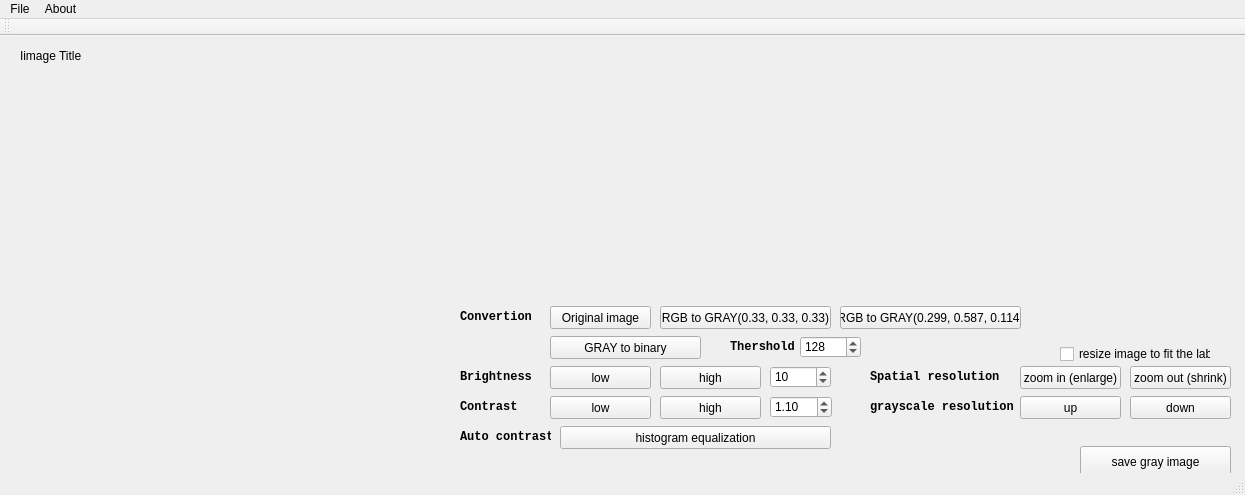
r05522814/Image_processing, file mainwindow.ui: the form before one commit.
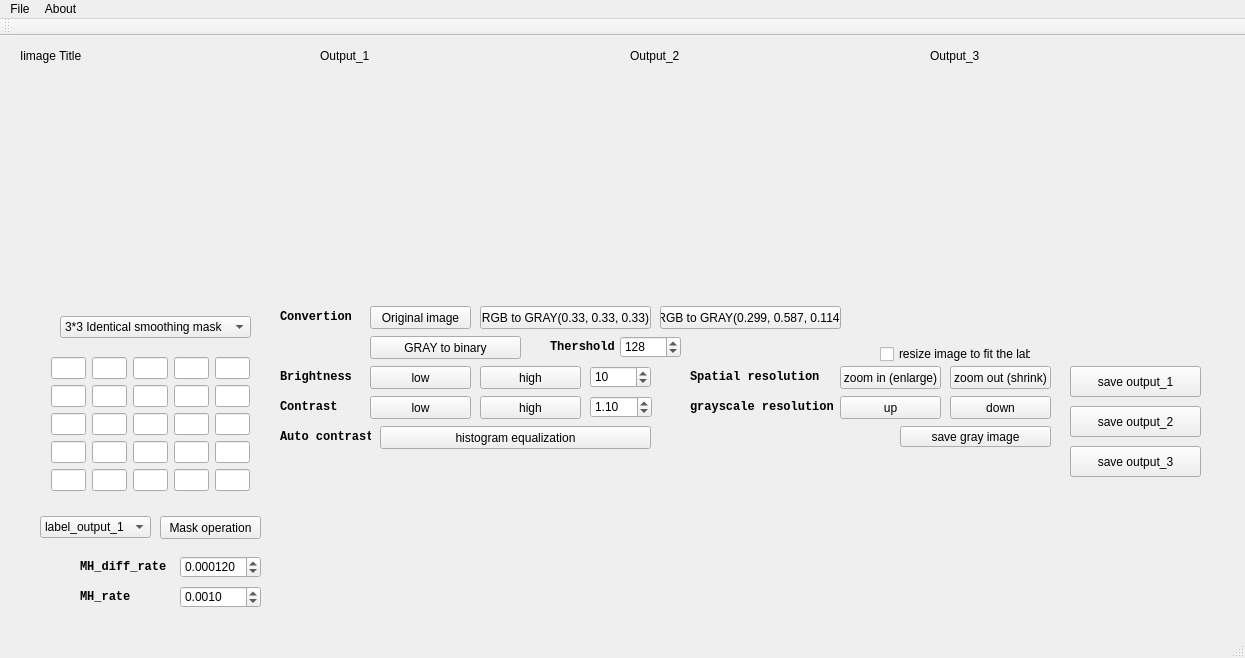
The form after the commit.

```diff
--- a/mainwindow.ui
+++ b/mainwindow.ui
@@ -7,7 +7,7 @@
     <x>0</x>
     <y>0</y>
     <width>1245</width>
-    <height>495</height>
+    <height>658</height>
    </rect>
   </property>
   <property name="windowTitle">
@@ -17,10 +17,10 @@
    <widget class="QLabel" name="label">
     <property name="geometry">
      <rect>
-      <x>10</x>
+      <x>20</x>
       <y>30</y>
-      <width>431</width>
-      <height>411</height>
+      <width>291</width>
+      <height>231</height>
      </rect>
     </property>
     <property name="text">
@@ -30,18 +30,22 @@
    <widget class="QWidget" name="horizontalLayoutWidget">
     <property name="geometry">
      <rect>
-      <x>460</x>
-      <y>20</y>
+      <x>280</x>
+      <y>420</y>
       <width>771</width>
-      <height>231</height>
+      <height>181</height>
      </rect>
     </property>
-    <layout class="QHBoxLayout" name="horizontalLayout"/>
+    <layout class="QHBoxLayout" name="horizontalLayout">
+     <property name="spacing">
+      <number>6</number>
+     </property>
+    </layout>
    </widget>
    <widget class="QPushButton" name="pushButton_add_constant">
     <property name="geometry">
      <rect>
-      <x>660</x>
+      <x>480</x>
       <y>330</y>
       <width>101</width>
       <height>23</height>
@@ -54,7 +58,7 @@
    <widget class="QPushButton" name="pushButton_multiply_constant">
     <property name="geometry">
      <rect>
-      <x>660</x>
+      <x>480</x>
       <y>360</y>
       <width>101</width>
       <height>23</height>
@@ -67,7 +71,7 @@
    <widget class="QPushButton" name="pushButton_histogram_equ">
     <property name="geometry">
      <rect>
-      <x>560</x>
+      <x>380</x>
       <y>390</y>
       <width>271</width>
       <height>23</height>
@@ -80,7 +84,7 @@
    <widget class="QPushButton" name="pushButton_RGBtoGRAY_1">
     <property name="geometry">
      <rect>
-      <x>660</x>
+      <x>480</x>
       <y>270</y>
       <width>171</width>
       <height>23</height>
@@ -93,10 +97,10 @@
    <widget class="QPushButton" name="pushButton_save_file">
     <property name="geometry">
      <rect>
-      <x>1080</x>
-      <y>410</y>
+      <x>900</x>
+      <y>390</y>
       <width>151</width>
-      <height>31</height>
+      <height>21</height>
      </rect>
     </property>
     <property name="text">
@@ -106,7 +110,7 @@
    <widget class="QLabel" name="label_2">
     <property name="geometry">
      <rect>
-      <x>460</x>
+      <x>280</x>
       <y>330</y>
       <width>71</width>
       <height>21</height>
@@ -126,7 +130,7 @@
    <widget class="QLabel" name="label_3">
     <property name="geometry">
      <rect>
-      <x>460</x>
+      <x>280</x>
       <y>360</y>
       <width>71</width>
       <height>21</height>
@@ -146,7 +150,7 @@
    <widget class="QLabel" name="label_4">
     <property name="geometry">
      <rect>
-      <x>460</x>
+      <x>280</x>
       <y>390</y>
       <width>91</width>
       <height>21</height>
@@ -166,7 +170,7 @@
    <widget class="QLabel" name="label_5">
     <property name="geometry">
      <rect>
-      <x>460</x>
+      <x>280</x>
       <y>270</y>
       <width>81</width>
       <height>21</height>
@@ -186,7 +190,7 @@
    <widget class="QPushButton" name="pushButton_subtract_constant">
     <property name="geometry">
      <rect>
-      <x>550</x>
+      <x>370</x>
       <y>330</y>
       <width>101</width>
       <height>23</height>
@@ -199,7 +203,7 @@
    <widget class="QPushButton" name="pushButton_devide_constant_">
     <property name="geometry">
      <rect>
-      <x>550</x>
+      <x>370</x>
       <y>360</y>
       <width>101</width>
       <height>23</height>
@@ -214,7 +218,7 @@
      <rect>
       <x>20</x>
       <y>10</y>
-      <width>411</width>
+      <width>241</width>
       <height>20</height>
      </rect>
     </property>
@@ -228,7 +232,7 @@
    <widget class="QSpinBox" name="brightness_factor">
     <property name="geometry">
      <rect>
-      <x>770</x>
+      <x>590</x>
       <y>330</y>
       <width>61</width>
       <height>22</height>
@@ -250,7 +254,7 @@
    <widget class="QDoubleSpinBox" name="contract_factor">
     <property name="geometry">
      <rect>
-      <x>770</x>
+      <x>590</x>
       <y>360</y>
       <width>62</width>
       <height>22</height>
@@ -272,7 +276,7 @@
    <widget class="QPushButton" name="pushButton_RGBtoGRAY_2">
     <property name="geometry">
      <rect>
-      <x>840</x>
+      <x>660</x>
       <y>270</y>
       <width>181</width>
       <height>23</height>
@@ -285,7 +289,7 @@
    <widget class="QPushButton" name="pushButton_GRAY2binary">
     <property name="geometry">
      <rect>
-      <x>550</x>
+      <x>370</x>
       <y>300</y>
       <width>151</width>
       <height>23</height>
@@ -298,7 +302,7 @@
    <widget class="QSpinBox" name="threshold_value">
     <property name="geometry">
      <rect>
-      <x>800</x>
+      <x>620</x>
       <y>300</y>
       <width>61</width>
       <height>22</height>
@@ -320,7 +324,7 @@
    <widget class="QLabel" name="label_6">
     <property name="geometry">
      <rect>
-      <x>730</x>
+      <x>550</x>
       <y>300</y>
       <width>71</width>
       <height>21</height>
@@ -340,7 +344,7 @@
    <widget class="QPushButton" name="pushButton_original">
     <property name="geometry">
      <rect>
-      <x>550</x>
+      <x>370</x>
       <y>270</y>
       <width>101</width>
       <height>23</height>
@@ -353,7 +357,7 @@
    <widget class="QLabel" name="label_7">
     <property name="geometry">
      <rect>
-      <x>870</x>
+      <x>690</x>
       <y>330</y>
       <width>131</width>
       <height>21</height>
@@ -373,7 +377,7 @@
    <widget class="QLabel" name="label_8">
     <property name="geometry">
      <rect>
-      <x>870</x>
+      <x>690</x>
       <y>360</y>
       <width>151</width>
       <height>21</height>
@@ -393,7 +397,7 @@
    <widget class="QPushButton" name="pushButton_zoom_in">
     <property name="geometry">
      <rect>
-      <x>1020</x>
+      <x>840</x>
       <y>330</y>
       <width>101</width>
       <height>23</height>
@@ -406,7 +410,7 @@
    <widget class="QPushButton" name="pushButton_zoom_out">
     <property name="geometry">
      <rect>
-      <x>1130</x>
+      <x>950</x>
       <y>330</y>
       <width>101</width>
       <height>23</height>
@@ -419,7 +423,7 @@
    <widget class="QPushButton" name="pushButton_grayscale_up">
     <property name="geometry">
      <rect>
-      <x>1020</x>
+      <x>840</x>
       <y>360</y>
       <width>101</width>
       <height>23</height>
@@ -432,7 +436,7 @@
    <widget class="QPushButton" name="pushButton_grayscale_down">
     <property name="geometry">
      <rect>
-      <x>1130</x>
+      <x>950</x>
       <y>360</y>
       <width>101</width>
       <height>23</height>
@@ -445,7 +449,7 @@
    <widget class="QCheckBox" name="checkBox_resize">
     <property name="geometry">
      <rect>
-      <x>1060</x>
+      <x>880</x>
       <y>310</y>
       <width>151</width>
       <height>16</height>
@@ -455,6 +459,410 @@
      <string>resize image to fit the label</string>
     </property>
    </widget>
+   <widget class="QLabel" name="label_output_1">
+    <property name="geometry">
+     <rect>
+      <x>320</x>
+      <y>30</y>
+      <width>291</width>
+      <height>231</height>
+     </rect>
+    </property>
+    <property name="text">
+     <string/>
+    </property>
+   </widget>
+   <widget class="QLabel" name="label_output_2">
+    <property name="geometry">
+     <rect>
+      <x>620</x>
+      <y>30</y>
+      <width>291</width>
+      <height>231</height>
+     </rect>
+    </property>
+    <property name="text">
+     <string/>
+    </property>
+   </widget>
+   <widget class="QWidget" name="gridLayoutWidget">
+    <property name="geometry">
+     <rect>
+      <x>40</x>
+      <y>310</y>
+      <width>221</width>
+      <height>161</height>
+     </rect>
+    </property>
+    <layout class="QGridLayout" name="gridLayout">
+     <item row="1" column="2">
+      <widget class="QLineEdit" name="N23"/>
+     </item>
+     <item row="2" column="0">
+      <widget class="QLineEdit" name="N31"/>
+     </item>
+     <item row="2" column="3">
+      <widget class="QLineEdit" name="N34"/>
+     </item>
+     <item row="2" column="4">
+      <widget class="QLineEdit" name="N35"/>
+     </item>
+     <item row="3" column="1">
+      <widget class="QLineEdit" name="N42"/>
+     </item>
+     <item row="3" column="0">
+      <widget class="QLineEdit" name="N41"/>
+     </item>
+     <item row="3" column="2">
+      <widget class="QLineEdit" name="N43"/>
+     </item>
+     <item row="3" column="4">
+      <widget class="QLineEdit" name="N45"/>
+     </item>
+     <item row="3" column="3">
+      <widget class="QLineEdit" name="N44"/>
+     </item>
+     <item row="0" column="0">
+      <widget class="QLineEdit" name="N11">
+       <property name="text">
+        <string/>
+       </property>
+      </widget>
+     </item>
+     <item row="1" column="1">
+      <widget class="QLineEdit" name="N22"/>
+     </item>
+     <item row="0" column="4">
+      <widget class="QLineEdit" name="N15"/>
+     </item>
+     <item row="0" column="3">
+      <widget class="QLineEdit" name="N14"/>
+     </item>
+     <item row="1" column="0">
+      <widget class="QLineEdit" name="N21"/>
+     </item>
+     <item row="0" column="2">
+      <widget class="QLineEdit" name="N13"/>
+     </item>
+     <item row="0" column="1">
+      <widget class="QLineEdit" name="N12"/>
+     </item>
+     <item row="1" column="3">
+      <widget class="QLineEdit" name="N24"/>
+     </item>
+     <item row="1" column="4">
+      <widget class="QLineEdit" name="N25"/>
+     </item>
+     <item row="2" column="1">
+      <widget class="QLineEdit" name="N32">
+       <property name="text">
+        <string/>
+       </property>
+      </widget>
+     </item>
+     <item row="2" column="2">
+      <widget class="QLineEdit" name="N33"/>
+     </item>
+     <item row="4" column="0">
+      <widget class="QLineEdit" name="N51"/>
+     </item>
+     <item row="4" column="1">
+      <widget class="QLineEdit" name="N52"/>
+     </item>
+     <item row="4" column="2">
+      <widget class="QLineEdit" name="N53"/>
+     </item>
+     <item row="4" column="3">
+      <widget class="QLineEdit" name="N54"/>
+     </item>
+     <item row="4" column="4">
+      <widget class="QLineEdit" name="N55"/>
+     </item>
+    </layout>
+   </widget>
+   <widget class="QComboBox" name="comboBox">
+    <property name="geometry">
+     <rect>
+      <x>60</x>
+      <y>280</y>
+      <width>191</width>
+      <height>22</height>
+     </rect>
+    </property>
+    <item>
+     <property name="text">
+      <string>3*3 Identical smoothing mask</string>
+     </property>
+    </item>
+    <item>
+     <property name="text">
+      <string>5*5 Identical smoothing mask</string>
+     </property>
+    </item>
+    <item>
+     <property name="text">
+      <string>3*3 Order-statistics Filters</string>
+     </property>
+    </item>
+    <item>
+     <property name="text">
+      <string>5*5 Guassian filter</string>
+     </property>
+    </item>
+    <item>
+     <property name="text">
+      <string>3*3 Laplacian</string>
+     </property>
+    </item>
+    <item>
+     <property name="text">
+      <string>3*3 Sobel</string>
+     </property>
+    </item>
+    <item>
+     <property name="text">
+      <string>3*3 Scharr</string>
+     </property>
+    </item>
+    <item>
+     <property name="text">
+      <string>Laplacian of guassian (strengthen)</string>
+     </property>
+    </item>
+    <item>
+     <property name="text">
+      <string>Marr-Hildreth edge detection</string>
+     </property>
+    </item>
+   </widget>
+   <widget class="QPushButton" name="pushButton_mask_operation">
+    <property name="geometry">
+     <rect>
+      <x>160</x>
+      <y>480</y>
+      <width>101</width>
+      <height>23</height>
+     </rect>
+    </property>
+    <property name="text">
+     <string>Mask operation</string>
+    </property>
+   </widget>
+   <widget class="QLabel" name="label_output_1_image_title">
+    <property name="geometry">
+     <rect>
+      <x>320</x>
+      <y>10</y>
+      <width>241</width>
+      <height>20</height>
+     </rect>
+    </property>
+    <property name="layoutDirection">
+     <enum>Qt::LeftToRight</enum>
+    </property>
+    <property name="text">
+     <string>Output_1</string>
+    </property>
+   </widget>
+   <widget class="QDoubleSpinBox" name="MH_diff_rate">
+    <property name="geometry">
+     <rect>
+      <x>180</x>
+      <y>520</y>
+      <width>81</width>
+      <height>22</height>
+     </rect>
+    </property>
+    <property name="decimals">
+     <number>6</number>
+    </property>
+    <property name="minimum">
+     <double>0.000010000000000</double>
+    </property>
+    <property name="maximum">
+     <double>0.100000000000000</double>
+    </property>
+    <property name="singleStep">
+     <double>0.000005000000000</double>
+    </property>
+    <property name="value">
+     <double>0.000120000000000</double>
+    </property>
+   </widget>
+   <widget class="QDoubleSpinBox" name="MH_rate">
+    <property name="geometry">
+     <rect>
+      <x>180</x>
+      <y>550</y>
+      <width>81</width>
+      <height>22</height>
+     </rect>
+    </property>
+    <property name="decimals">
+     <number>4</number>
+    </property>
+    <property name="minimum">
+     <double>0.000100000000000</double>
+    </property>
+    <property name="maximum">
+     <double>0.100000000000000</double>
+    </property>
+    <property name="singleStep">
+     <double>0.001000000000000</double>
+    </property>
+    <property name="value">
+     <double>0.001000000000000</double>
+    </property>
+   </widget>
+   <widget class="QLabel" name="label_9">
+    <property name="geometry">
+     <rect>
+      <x>80</x>
+      <y>520</y>
+      <width>91</width>
+      <height>21</height>
+     </rect>
+    </property>
+    <property name="font">
+     <font>
+      <family>Consolas</family>
+      <weight>75</weight>
+      <bold>true</bold>
+     </font>
+    </property>
+    <property name="text">
+     <string>MH_diff_rate</string>
+    </property>
+   </widget>
+   <widget class="QLabel" name="label_10">
+    <property name="geometry">
+     <rect>
+      <x>80</x>
+      <y>550</y>
+      <width>91</width>
+      <height>21</height>
+     </rect>
+    </property>
+    <property name="font">
+     <font>
+      <family>Consolas</family>
+      <weight>75</weight>
+      <bold>true</bold>
+     </font>
+    </property>
+    <property name="text">
+     <string>MH_rate</string>
+    </property>
+   </widget>
+   <widget class="QLabel" name="label_output_2_image_title">
+    <property name="geometry">
+     <rect>
+      <x>630</x>
+      <y>10</y>
+      <width>241</width>
+      <height>20</height>
+     </rect>
+    </property>
+    <property name="layoutDirection">
+     <enum>Qt::LeftToRight</enum>
+    </property>
+    <property name="text">
+     <string>Output_2</string>
+    </property>
+   </widget>
+   <widget class="QComboBox" name="comboBox_2">
+    <property name="geometry">
+     <rect>
+      <x>40</x>
+      <y>480</y>
+      <width>111</width>
+      <height>22</height>
+     </rect>
+    </property>
+    <item>
+     <property name="text">
+      <string>label_output_1</string>
+     </property>
+    </item>
+    <item>
+     <property name="text">
+      <string>label_output_2</string>
+     </property>
+    </item>
+    <item>
+     <property name="text">
+      <string>label_output_3</string>
+     </property>
+    </item>
+   </widget>
+   <widget class="QLabel" name="label_output_3">
+    <property name="geometry">
+     <rect>
+      <x>930</x>
+      <y>30</y>
+      <width>291</width>
+      <height>231</height>
+     </rect>
+    </property>
+    <property name="text">
+     <string/>
+    </property>
+   </widget>
+   <widget class="QLabel" name="label_output_3_image_title">
+    <property name="geometry">
+     <rect>
+      <x>930</x>
+      <y>10</y>
+      <width>241</width>
+      <height>20</height>
+     </rect>
+    </property>
+    <property name="layoutDirection">
+     <enum>Qt::LeftToRight</enum>
+    </property>
+    <property name="text">
+     <string>Output_3</string>
+    </property>
+   </widget>
+   <widget class="QPushButton" name="pushButton_save_output_1">
+    <property name="geometry">
+     <rect>
+      <x>1070</x>
+      <y>330</y>
+      <width>131</width>
+      <height>31</height>
+     </rect>
+    </property>
+    <property name="text">
+     <string>save output_1</string>
+    </property>
+   </widget>
+   <widget class="QPushButton" name="pushButton_save_output_2">
+    <property name="geometry">
+     <rect>
+      <x>1070</x>
+      <y>370</y>
+      <width>131</width>
+      <height>31</height>
+     </rect>
+    </property>
+    <property name="text">
+     <string>save output_2</string>
+    </property>
+   </widget>
+   <widget class="QPushButton" name="pushButton_save_output_3">
+    <property name="geometry">
+     <rect>
+      <x>1070</x>
+      <y>410</y>
+      <width>131</width>
+      <height>31</height>
+     </rect>
+    </property>
+    <property name="text">
+     <string>save output_3</string>
+    </property>
+   </widget>
   </widget>
   <widget class="QMenuBar" name="menuBar">
    <property name="geometry">
```
Left out of the diff: 2 changed lines with no effect on the pictures.
